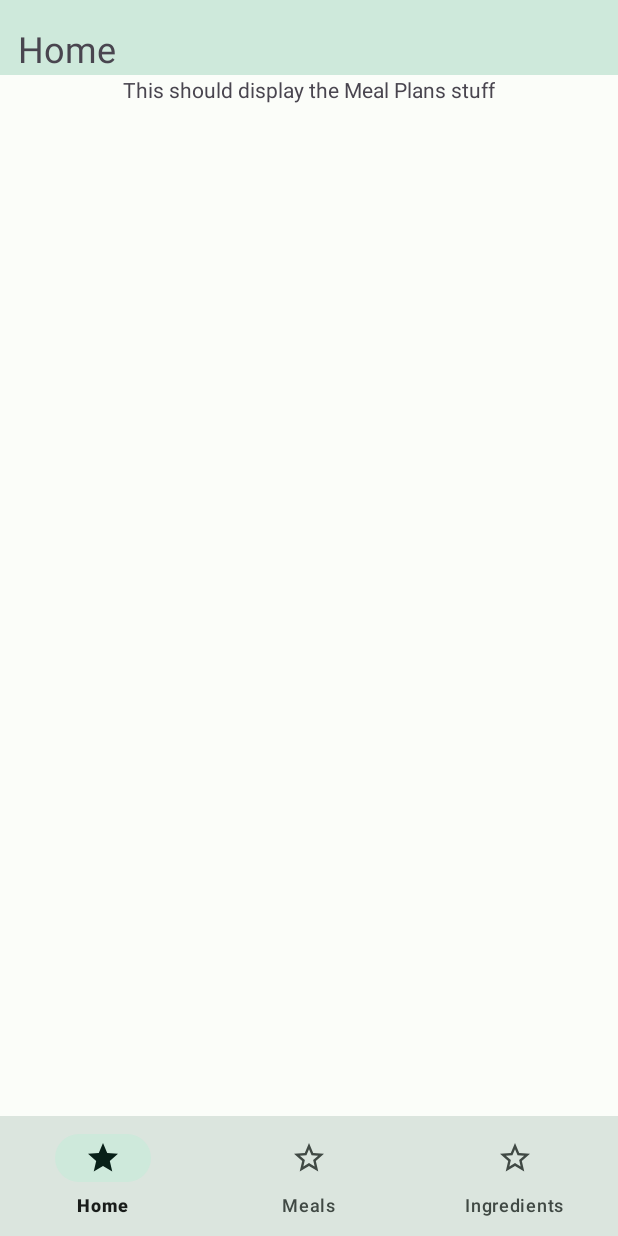
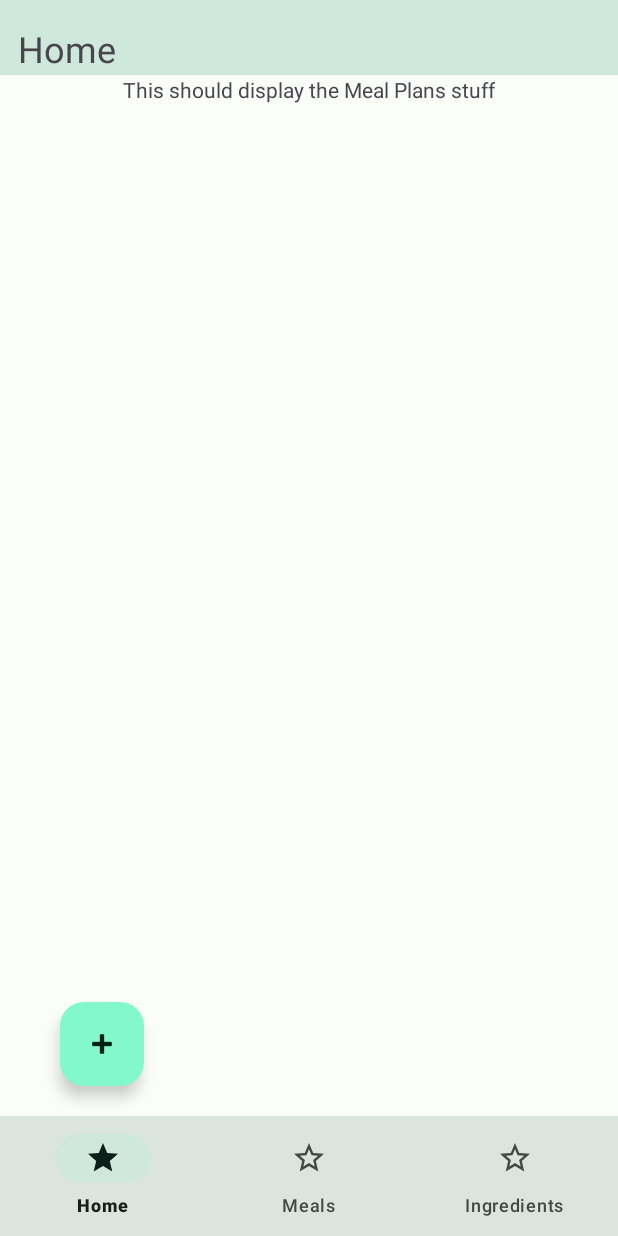
Before and after one commit to AnnieBonav/StopGuessing, an Android app: the BlueprintsFragment screen opened through its navigation route, on a phone screen of 412 x 824 dp. Run offline under Robolectric (Android 15) with nearby library versions, the phone set to English and light mode, and no system bars; our stand-ins replace navigation-ui.

Commit message:
Code rearrange.

```diff
--- a/StopGuessingM3/app/src/main/java/com/anniebonav/stopguessingm3/BlueprintsFragment.kt
+++ b/StopGuessingM3/app/src/main/java/com/anniebonav/stopguessingm3/fragments/BlueprintsFragment.kt
@@ -1,14 +1,12 @@
-package com.anniebonav.stopguessingm3
+package com.anniebonav.stopguessingm3.fragments
 
 import android.os.Bundle
-import android.util.Log
 import androidx.fragment.app.Fragment
 import android.view.LayoutInflater
 import android.view.View
 import android.view.ViewGroup
-import androidx.navigation.fragment.findNavController
+import com.anniebonav.stopguessingm3.MainActivity
 import com.anniebonav.stopguessingm3.databinding.FragmentBlueprintsBinding
-import com.google.android.material.bottomnavigation.BottomNavigationView
 
 class BlueprintsFragment : Fragment() {
     private var _binding: FragmentBlueprintsBinding? = null
--- a/StopGuessingM3/app/src/main/java/com/anniebonav/stopguessingm3/HomeFragment.kt
+++ b/StopGuessingM3/app/src/main/java/com/anniebonav/stopguessingm3/fragments/HomeFragment.kt
@@ -1,4 +1,4 @@
-package com.anniebonav.stopguessingm3
+package com.anniebonav.stopguessingm3.fragments
 
 import android.os.Bundle
 import android.util.Log
@@ -8,8 +8,8 @@ import android.view.View
 import android.view.ViewGroup
 import androidx.navigation.fragment.findNavController
 import com.anniebonav.stopguessingm3.MainActivity
+import com.anniebonav.stopguessingm3.R
 import com.anniebonav.stopguessingm3.databinding.FragmentHomeBinding
-import com.google.android.material.bottomnavigation.BottomNavigationView
 
 class HomeFragment : Fragment() {
     private var _binding: FragmentHomeBinding? = null
--- a/StopGuessingM3/app/src/main/res/layout/fragment_blueprints.xml
+++ b/StopGuessingM3/app/src/main/res/layout/fragment_blueprints.xml
@@ -4,7 +4,7 @@
     xmlns:tools="http://schemas.android.com/tools"
     android:layout_width="match_parent"
     android:layout_height="match_parent"
-    tools:context=".BlueprintsFragment">
+    tools:context=".fragments.BlueprintsFragment">
 
     <TextView
         android:id="@+id/textView"
@@ -15,6 +15,16 @@
         android:text="This should display the Meal Plans stuff"
         app:layout_constraintStart_toStartOf="parent"></TextView>
 
+    <com.google.android.material.floatingactionbutton.FloatingActionButton
+        android:id="@+id/addFab"
+        android:layout_width="wrap_content"
+        android:layout_height="wrap_content"
+        android:layout_gravity="bottom|end"
+        android:layout_marginBottom="100dp"
+        android:layout_marginLeft="40dp"
+        app:layout_constraintBottom_toBottomOf="parent"
+        app:layout_constraintStart_toStartOf="parent"
+        app:srcCompat="@android:drawable/ic_input_add" />
 
 
 </androidx.constraintlayout.widget.ConstraintLayout>
--- a/StopGuessingM3/app/src/main/res/layout/fragment_home.xml
+++ b/StopGuessingM3/app/src/main/res/layout/fragment_home.xml
@@ -4,7 +4,7 @@
     xmlns:tools="http://schemas.android.com/tools"
     android:layout_width="match_parent"
     android:layout_height="match_parent"
-    tools:context=".HomeFragment">
+    tools:context=".fragments.HomeFragment">
 
     <TextView
         android:layout_width="wrap_content"
--- a/StopGuessingM3/app/src/main/res/layout/fragment_meal_plans.xml
+++ b/StopGuessingM3/app/src/main/res/layout/fragment_meal_plans.xml
@@ -23,7 +23,7 @@
         android:layout_width="wrap_content"
         android:layout_height="wrap_content"
         android:layout_gravity="bottom|end"
-        android:layout_marginBottom="40dp"
+        android:layout_marginBottom="100dp"
         android:layout_marginLeft="40dp"
         app:layout_constraintBottom_toBottomOf="parent"
         app:layout_constraintStart_toStartOf="parent"
--- a/StopGuessingM3/app/src/main/res/navigation/nav_graph.xml
+++ b/StopGuessingM3/app/src/main/res/navigation/nav_graph.xml
@@ -56,7 +56,7 @@
     </fragment>
     <fragment
         android:id="@+id/BlueprintsFragment"
-        android:name="com.anniebonav.stopguessingm3.BlueprintsFragment"
+        android:name="com.anniebonav.stopguessingm3.fragments.BlueprintsFragment"
         android:label="Blueprints"
         tools:layout="@layout/fragment_blueprints" >
         <action
@@ -65,7 +65,7 @@
     </fragment>
     <fragment
         android:id="@+id/HomeFragment"
-        android:name="com.anniebonav.stopguessingm3.HomeFragment"
+        android:name="com.anniebonav.stopguessingm3.fragments.HomeFragment"
         android:label="Home"
         tools:layout="@layout/fragment_home" >
         <action
```
